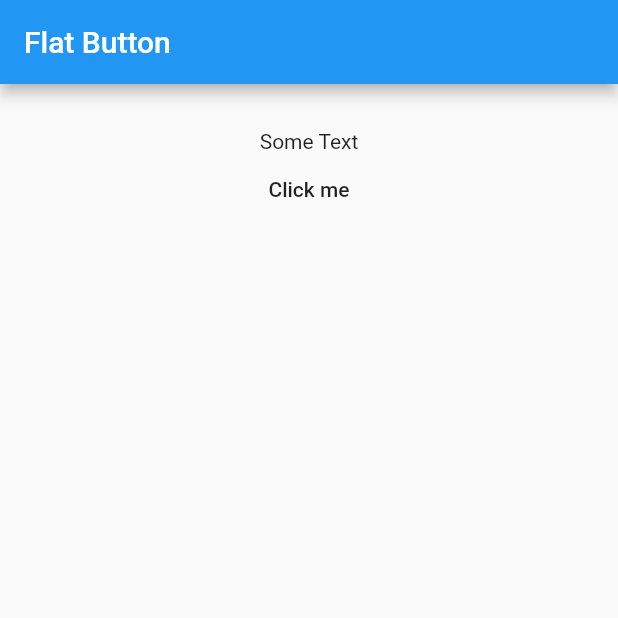
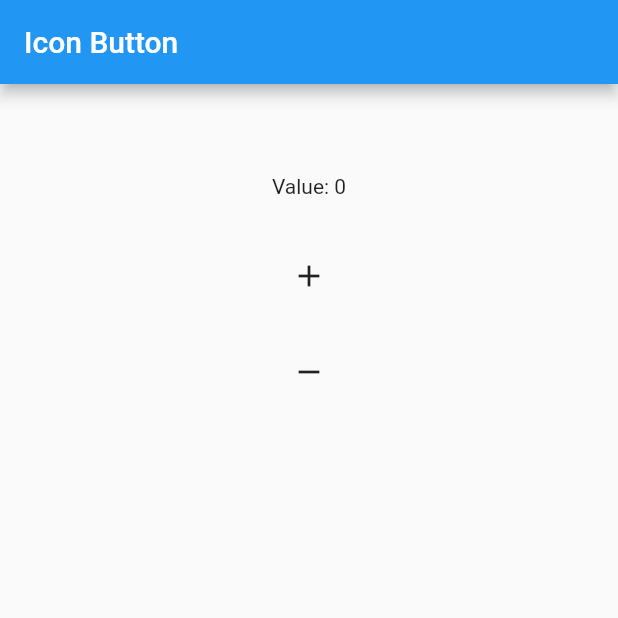
Before and after one commit to zabochen/FlutterCoreApp, a Flutter app: the screen it shows after launch, on a phone screen of 412 x 824 dp, the top half of it. Run offline on Flutter 3.47's test engine with Material 2 defaults, Android fonts, the phone set to English and light mode, and no system bars.

Commit message:
IconButton

```diff
--- /dev/null
+++ b/lib/button/icon_button.dart
@@ -0,0 +1,57 @@
+import 'package:flutter/material.dart';
+
+class MyIconButton extends StatefulWidget {
+  @override
+  State<StatefulWidget> createState() {
+    return _State();
+  }
+}
+
+class _State extends State<MyIconButton> {
+  String _appBarTitle = "Icon Button";
+  int _someValue = 0;
+
+  void _add() {
+    setState(() {
+      _someValue++;
+    });
+  }
+
+  void _remove() {
+    setState(() {
+      _someValue--;
+    });
+  }
+
+  @override
+  Widget build(BuildContext context) {
+    return Scaffold(
+      appBar: AppBar(
+        title: Text(_appBarTitle),
+      ),
+      body: Container(
+        padding: EdgeInsets.all(40.0),
+        child: Center(
+          child: Column(
+            children: <Widget>[
+              Padding(
+                padding: EdgeInsets.all(20.0),
+                child: Text("Value: $_someValue"),
+              ),
+              IconButton(
+                padding: EdgeInsets.all(20.0),
+                icon: Icon(Icons.add),
+                onPressed: _add,
+              ),
+              IconButton(
+                padding: EdgeInsets.all(20.0),
+                icon: Icon(Icons.remove),
+                onPressed: _remove,
+              )
+            ],
+          ),
+        ),
+      ),
+    );
+  }
+}
--- a/lib/main.dart
+++ b/lib/main.dart
@@ -1,8 +1,8 @@
 import 'package:flutter/material.dart';
-import 'package:flutter_core_app/button/flat_button.dart';
+import 'package:flutter_core_app/button/icon_button.dart';
 
 void main() {
   runApp(MaterialApp(
-    home: MyFlatButton(),
+    home: MyIconButton(),
   ));
 }
```
